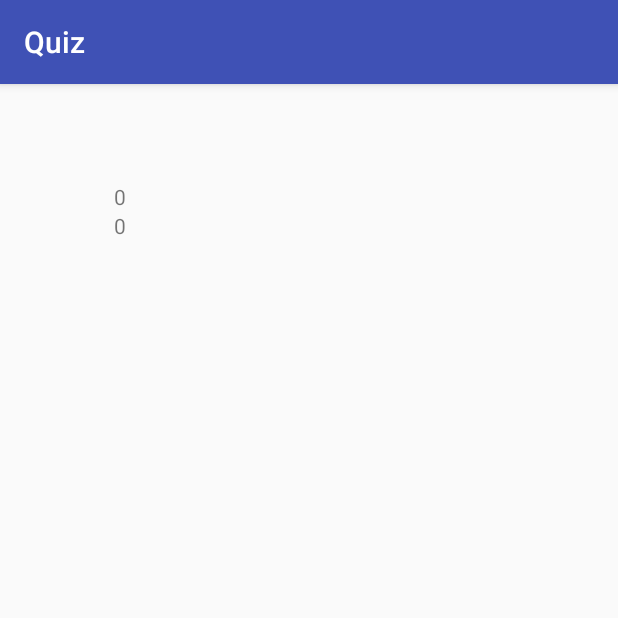
After one commit to hamzon55/quiz, an Android app: the LastQuiz screen opened directly, with no data from a screen before it, on a phone screen of 412 x 824 dp, the top half of it. The commit adds this screen. Run offline under Robolectric (Android 15) with nearby library versions, the phone set to English and light mode, and no system bars; 2 statements that could not run were skipped.

Commit message:
Update First quiz with param

```diff
--- /dev/null
+++ b/app/src/main/java/com/lasalle/quiz/LastQuiz.java
@@ -0,0 +1,31 @@
+package com.lasalle.quiz;
+
+import android.content.Intent;
+import android.os.Bundle;
+import android.support.v7.app.AppCompatActivity;
+import android.widget.RadioButton;
+import android.widget.TextView;
+
+
+public class LastQuiz extends AppCompatActivity {
+    int correcto;
+   int falso;
+
+    @Override
+    protected void onCreate(Bundle savedInstanceState) {
+        super.onCreate(savedInstanceState);
+        setContentView(R.layout.lastquiz);
+
+     TextView text1 =(TextView)findViewById(R.id.text1);
+
+        TextView texto =(TextView)findViewById(R.id.texto);
+        Bundle extras = getIntent().getExtras();
+        correcto = (Integer) extras.get("param1");
+        texto.setText(Integer.toString(correcto));
+
+      falso = (Integer) extras.get("param2");
+        text1.setText(Integer.toString(falso));
+
+    }
+
+    }
--- /dev/null
+++ b/app/src/main/res/layout/lastquiz.xml
@@ -0,0 +1,32 @@
+<?xml version="1.0" encoding="utf-8"?>
+<LinearLayout xmlns:android="http://schemas.android.com/apk/res/android"
+    android:orientation="vertical" android:layout_width="match_parent"
+    android:layout_height="match_parent">
+
+
+    <RelativeLayout
+        android:layout_width="match_parent"
+        android:layout_height="match_parent">
+
+
+        <TextView
+            android:text="TextView"
+            android:layout_width="wrap_content"
+            android:layout_height="wrap_content"
+            android:layout_alignParentStart="true"
+            android:layout_marginStart="76dp"
+            android:id="@+id/texto"
+            android:layout_below="@+id/text1" />
+
+        <TextView
+            android:text="TextView"
+            android:layout_width="wrap_content"
+            android:layout_height="wrap_content"
+            android:layout_alignParentTop="true"
+            android:layout_alignParentStart="true"
+            android:layout_marginStart="76dp"
+            android:layout_marginTop="65dp"
+            android:id="@+id/text1" />
+    </RelativeLayout>
+
+</LinearLayout>
```
Also changed, not shown: app/src/main/AndroidManifest.xml (+9 -0 lines), app/src/main/java/com/lasalle/quiz/QuizOne.java (+37 -0 lines), app/src/main/res/layout/QuizOne.xml (+68 -0 lines), app/src/main/res/values/strings.xml (+7 -0 lines).
